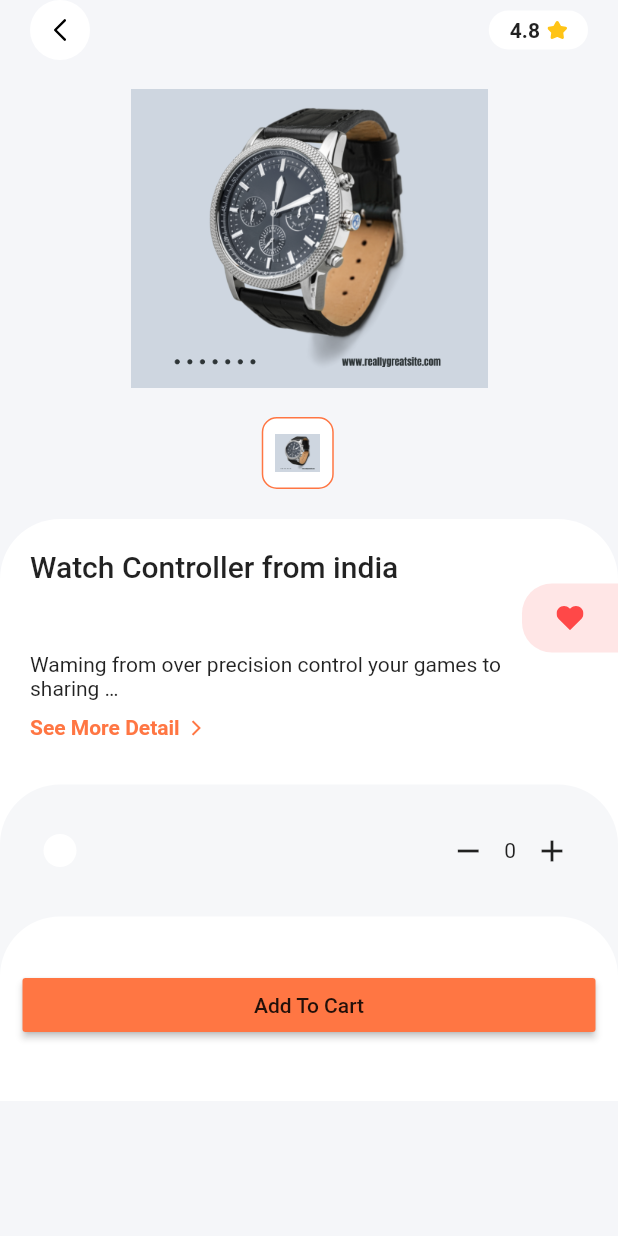
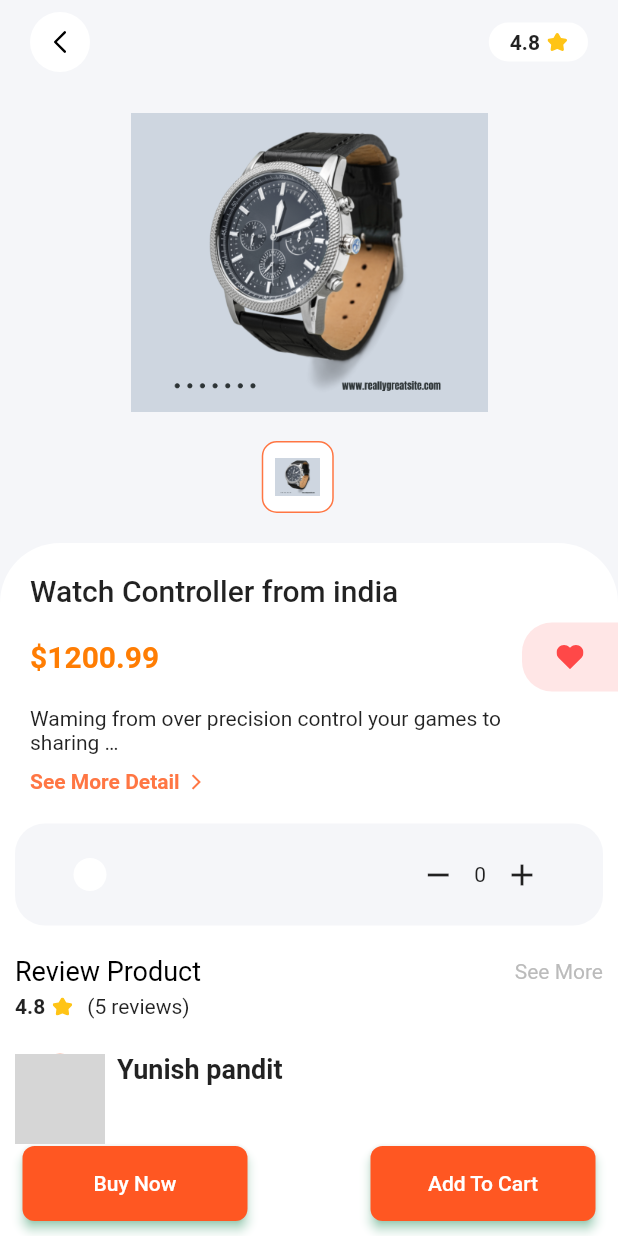
Before and after one commit to kripas1369/ecommerceui, a Flutter app: the DetailsScreen screen opened directly with empty values, after a tap on "Add To Cart", on a phone screen of 412 x 824 dp. Run offline on Flutter 3.47's test engine with Material 2 defaults, Android fonts, the phone set to English and light mode, and no system bars; our stand-ins replace carousel_slider, flutter_svg; network calls fail; grey boxes are pictures that could not be loaded.

Commit message:
some impovement on details page and other pages

```diff
--- a/lib/components/product_card.dart
+++ b/lib/components/product_card.dart
@@ -41,10 +41,7 @@ class ProductCard extends StatelessWidget {
                     color: kSecondaryColor.withOpacity(0.1),
                     borderRadius: BorderRadius.circular(15),
                   ),
-                  child: Hero(
-                    tag: product.id.toString(),
-                    child: Image.asset(product.images[0],fit:BoxFit.cover,),
-                  ),
+                  child: Image.asset(product.images[0],fit:BoxFit.cover,),
                 ),
               ),
               const SizedBox(height: 10),
--- a/lib/screen/details/components/body.dart
+++ b/lib/screen/details/components/body.dart
@@ -1,5 +1,8 @@
 import 'package:ecommerceui/constants.dart';
 import 'package:ecommerceui/models/Product.dart';
+import 'package:ecommerceui/screen/details/components/more_products.dart';
+import 'package:ecommerceui/screen/details/components/review_product.dart';
+import 'package:ecommerceui/screen/home/components/section_title.dart';
 import 'package:flutter/material.dart';
 import 'color_dots.dart';
 import 'product_description.dart';
@@ -24,33 +27,23 @@ class Body extends StatelessWidget {
                 product: product,
                 pressOnSeeMore: () {},
               ),
-              TopRoundedContainer(
-                color: Color(0xFFF6F7F9),
-                child: Column(
-                  children: [
-                    ColorDots(product: product),
-                    TopRoundedContainer(
-                      color: Colors.white,
-                      child: Padding(
-                        padding: EdgeInsets.only(
-                          left:  15,
-                          right: 15,
-                          bottom: (40),
-                          top: (15),
-                        ),
-                        child: MaterialButton(
-                          color: kPrimaryColor,
-                          child:Text("Add To Cart") ,
-                          onPressed: () {},
-                        ),
-                      ),
-                    ),
-                  ],
+              Container(
+                margin: EdgeInsets.all(10),
+                padding: EdgeInsets.all(10),
+                decoration: BoxDecoration(
+                  color: Color(0xFFF5F6F9),
+                  borderRadius: BorderRadius.circular(20)
                 ),
-              ),
+                child: Center(child: ColorDots(product: product))),
+
+          ReviewProduct(rating: product.rating),
+          SizedBox(height: 15,),
+          MoreProducts(),
+              SizedBox(height: 100,)
             ],
           ),
         ),
+
       ],
     );
   }
--- a/lib/screen/details/components/custom_app_bar.dart
+++ b/lib/screen/details/components/custom_app_bar.dart
@@ -21,7 +21,9 @@ class CustomAppBar extends StatelessWidget {
             EdgeInsets.symmetric(horizontal: (20)),
         child: Row(
           children: [
-            SizedBox(
+            Padding(
+              padding: const EdgeInsets.symmetric(vertical: 8),
+              child: SizedBox(
                 height: (40),
                 width: (40),
                 child: TextButton(
@@ -37,6 +39,7 @@ class CustomAppBar extends StatelessWidget {
                   child: SvgPicture.asset(
                     "assets/icons/Back ICon.svg",
                     height: 15,
+                  ),
                 ),
               ),
             ),
--- /dev/null
+++ b/lib/screen/details/components/more_products.dart
@@ -0,0 +1,40 @@
+import 'package:flutter/material.dart';
+
+import '../../../components/product_card.dart';
+import '../../../models/Product.dart';
+import '../../home/components/popular_product.dart';
+
+class MoreProducts extends StatelessWidget {
+  const MoreProducts({super.key});
+
+  @override
+  Widget build(BuildContext context) {
+    return Column(
+      crossAxisAlignment: CrossAxisAlignment.start,
+      children: [
+        Padding(
+          padding: const EdgeInsets.all(10.0),
+          child: Text("You Might Also Like",style: TextStyle(fontWeight: FontWeight.bold,fontSize: 23),),
+        ),
+        SingleChildScrollView(
+        scrollDirection: Axis.horizontal,
+        child: Row(
+          children: [
+            ...List.generate(
+              demoProducts.length,
+              (index) {
+                if (demoProducts[index].isPopular)
+                  return ProductCard(product: demoProducts[index]);
+
+                return SizedBox
+                    .shrink(); // here by default width and height is 0
+              },
+            ),
+            SizedBox(width: (20)),
+          ],
+        ),
+      )
+      ],
+    );
+  }
+}
--- a/lib/screen/details/components/product_description.dart
+++ b/lib/screen/details/components/product_description.dart
@@ -28,9 +28,20 @@ class ProductDescription extends StatelessWidget {
             style: Theme.of(context).textTheme.headline6,
           ),
         ),
-        Align(
-          alignment: Alignment.centerRight,
-          child: Container(
+
+        Padding(
+          padding: const EdgeInsets.only(top: 10),
+          child: Row(
+            mainAxisAlignment: MainAxisAlignment.spaceBetween,
+            children: [
+              Padding(
+                 padding: EdgeInsets.only(
+              left: (20),
+              right: (64),
+            ),
+                child: Text("\$${product.price.toString()}",style: TextStyle(fontWeight:FontWeight.bold,fontSize: 20,color: Color.fromARGB(255, 255, 125, 3) ),),
+              ),
+              Container(
                 padding: EdgeInsets.all((15)),
                 width: (64),
                 decoration: BoxDecoration(
@@ -48,7 +59,10 @@ class ProductDescription extends StatelessWidget {
                   height: (16),
                 ),
               ),
+            ],
           ),
+        ),
+        SizedBox(height: 10,),
         Padding(
           padding: EdgeInsets.only(
             left: (20),
--- /dev/null
+++ b/lib/screen/details/components/review_product.dart
@@ -0,0 +1,85 @@
+import 'package:ecommerceui/screen/home/components/section_title.dart';
+import 'package:flutter/material.dart';
+import 'package:flutter_svg/flutter_svg.dart';
+
+class ReviewProduct extends StatelessWidget {
+  final double rating;
+  const ReviewProduct({super.key, required this.rating});
+
+  @override
+  Widget build(BuildContext context) {
+    return Padding(
+      padding: const EdgeInsets.all(10.0),
+      child: Column(
+    children: [
+       SectionTitle(title: "Review Product", press: () {
+
+       },),
+       const SizedBox(height: 5),
+                Row(
+                  children: [
+                    Row(
+                      children: [
+                        Text(
+                          "$rating",
+                          style: const TextStyle(
+                            fontSize: 14,
+                            fontWeight: FontWeight.w600,
+                          ),
+                        ),
+                        const SizedBox(width: 5),
+                        SvgPicture.asset("assets/icons/Star Icon.svg"),
+
+                      ],
+                    ),
+                    const SizedBox(width: 10),
+                    Text("(5 reviews)")
+                  ],
+                ),
+                const SizedBox(height: 15),
+                Column(
+                  children: [
+                    Row(
+                      crossAxisAlignment: CrossAxisAlignment.center,
+
+                      children: [
+                        CircleAvatar(
+                          radius: 30,
+                          backgroundImage: NetworkImage("https://images.unsplash.com/photo-1503443207922-dff7d543fd0e?ixlib=rb-4.0.3&ixid=MnwxMjA3fDB8MHxwaG90by1wYWdlfHx8fGVufDB8fHx8&auto=format&fit=crop&w=1527&q=80"),
+                        ),
+                        Padding(
+                          padding: const EdgeInsets.all(8.0),
+                          child: Column(
+                            mainAxisAlignment: MainAxisAlignment.center,
+                            crossAxisAlignment: CrossAxisAlignment.start,
+                            children: [
+                              Text("Yunish pandit",style: TextStyle(fontWeight: FontWeight.bold,fontSize: 18),),
+                              SizedBox(
+                                height: 40,
+                                child: ListView.builder(
+                                  shrinkWrap: true,
+                                  scrollDirection: Axis.horizontal,
+                                  itemCount: 5,
+                                  itemBuilder: (context, index) {
+                                  return Icon(Icons.star,color: Colors.yellow,);
+                                },),
+                              )
+                            ],
+                          ),
+                        )
+                      ],
+                    ),
+                    Padding(
+                      padding: const EdgeInsets.only(left: 15),
+                      child: Text("At vero eos et accusamus et iusto odio dignissimos ducimus qui blanditiis praesentium voluptatum deleniti atque corrupti quos dolores et quas molestias excepturi sint occaecati cupiditate non provident"
+                                       , style: TextStyle(fontSize: 15,fontWeight: FontWeight.w400),
+                      ),
+                    )
+                  ],
+                )
+
+    ],
+      ),
+    );
+  }
+}
--- a/lib/screen/details/details_screen.dart
+++ b/lib/screen/details/details_screen.dart
@@ -1,8 +1,10 @@
+import 'package:ecommerceui/constants.dart';
 import 'package:flutter/material.dart';
 
 import '../../models/Product.dart';
 import 'components/body.dart';
 import 'components/custom_app_bar.dart';
+import 'components/top_rounded_container.dart';
 
 class DetailsScreen extends StatelessWidget {
   static String routeName = "/details";
@@ -12,6 +14,47 @@ class DetailsScreen extends StatelessWidget {
     final ProductDetailsArguments agrs =
         ModalRoute.of(context)!.settings.arguments as ProductDetailsArguments;
     return Scaffold(
+      bottomSheet: Container(
+        color: Colors.white,
+        child: TopRoundedContainer(
+          color: Colors.white,
+          child: Padding(
+            padding: EdgeInsets.only(
+              left: 15,
+              right: 15,
+              bottom: (10),
+
+            ),
+            child: Row(
+              mainAxisAlignment: MainAxisAlignment.spaceBetween,
+              children: [
+                ElevatedButton(
+                  style: ElevatedButton.styleFrom(
+                    shadowColor: Colors.greenAccent,
+                    elevation: 3,
+                    shape: RoundedRectangleBorder(
+                        borderRadius: BorderRadius.circular(8.0)),
+                    minimumSize: Size(150, 50),
+                  ),
+                  onPressed: () {},
+                  child: Text('Buy Now'),
+                ),
+                ElevatedButton(
+                  style: ElevatedButton.styleFrom(
+                    shadowColor: Colors.greenAccent,
+                    elevation: 3,
+                    shape: RoundedRectangleBorder(
+                        borderRadius: BorderRadius.circular(8.0)),
+                    minimumSize: Size(150, 50),
+                  ),
+                  onPressed: () {},
+                  child: Text('Add To Cart'),
+                ),
+              ],
+            ),
+          ),
+        ),
+      ),
       backgroundColor: Color(0xFFF5F6F9),
       appBar: PreferredSize(
         preferredSize: Size.fromHeight(AppBar().preferredSize.height),
--- a/lib/screen/sign_up/components/sign_up_form.dart
+++ b/lib/screen/sign_up/components/sign_up_form.dart
@@ -45,7 +45,7 @@ class _SignUpFormState extends State<SignUpForm> {
           SizedBox(height: (40)),
           MaterialButton(
             color: kPrimaryColor,
-            child: Text("Continue"),
+            child: Text("Continue",style: TextStyle(color: Colors.white),),
             onPressed: () {
               if (_formKey.currentState!.validate()) {
                 _formKey.currentState!.save();
```
Lines whose indentation alone changed are shown as unchanged.
